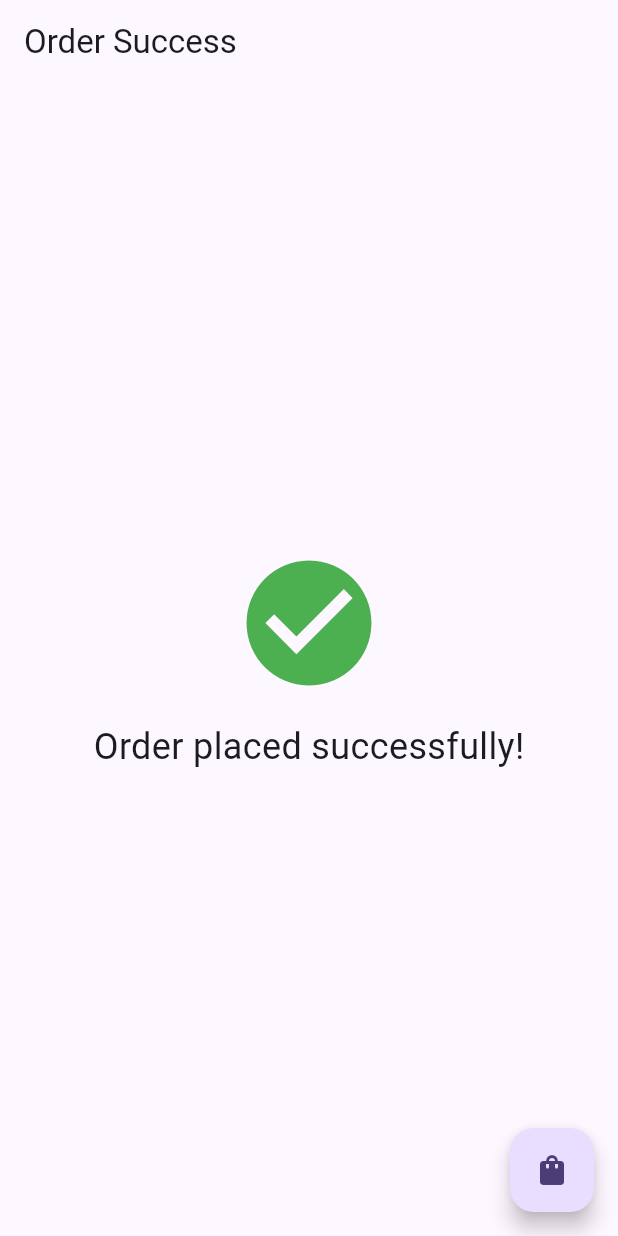
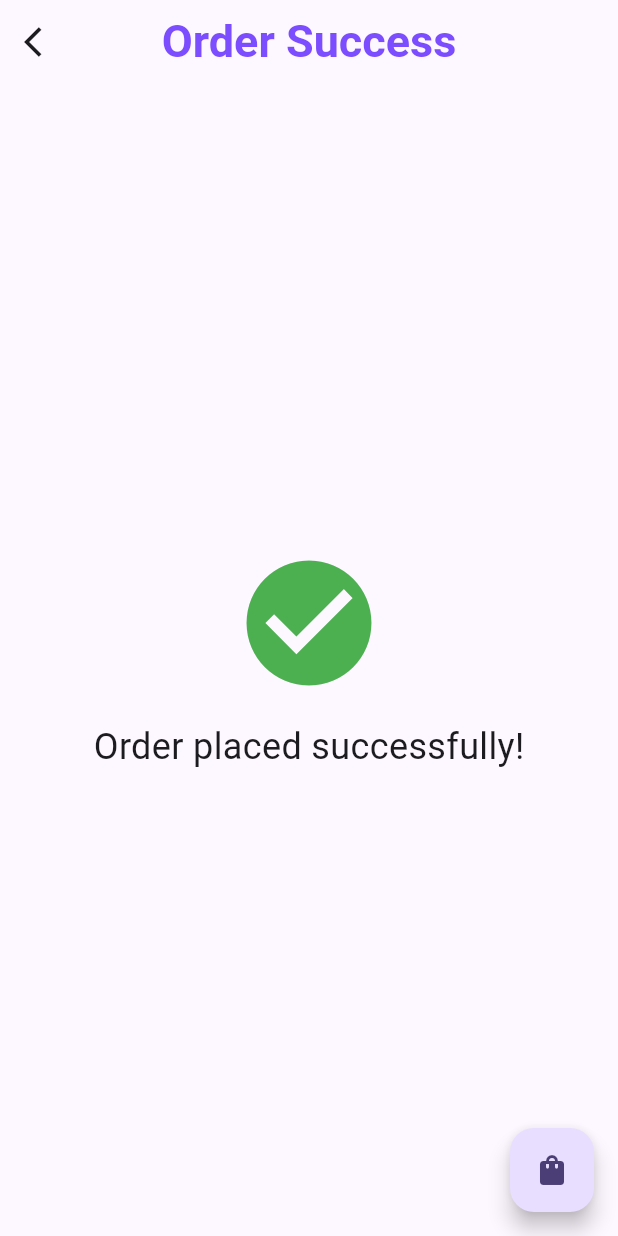
Before and after one commit to hanifuddin15/myshop, a Flutter app: the SuccessScreen screen opened by its route, on a phone screen of 412 x 824 dp. Run offline on Flutter 3.47's test engine with Material 3 defaults, Android fonts, the phone set to English and light mode, and no system bars; our stand-ins replace flutter_riverpod, flutter_staggered_animations, go_router, shared_preferences, shimmer; accounts and stored records are empty.

Commit message:
view modified

```diff
--- a/lib/screens/success_view.dart
+++ b/lib/screens/success_view.dart
@@ -7,7 +7,23 @@ class SuccessScreen extends StatelessWidget {
   @override
   Widget build(BuildContext context) {
     return Scaffold(
-      appBar: AppBar(title: const Text('Order Success')),
+      appBar: AppBar(
+        title: const Text(
+          'Order Success',
+          style: TextStyle(
+            fontWeight: FontWeight.bold,
+            fontSize: 30,
+            color: Colors.deepPurpleAccent,
+          ),
+        ),
+        leading: IconButton(
+          onPressed: () {
+            context.go('/');
+          },
+          icon: Icon(Icons.arrow_back_ios),
+        ),
+        centerTitle: true,
+      ),
       body: const Center(
         child: Column(
           mainAxisAlignment: MainAxisAlignment.center,
```
